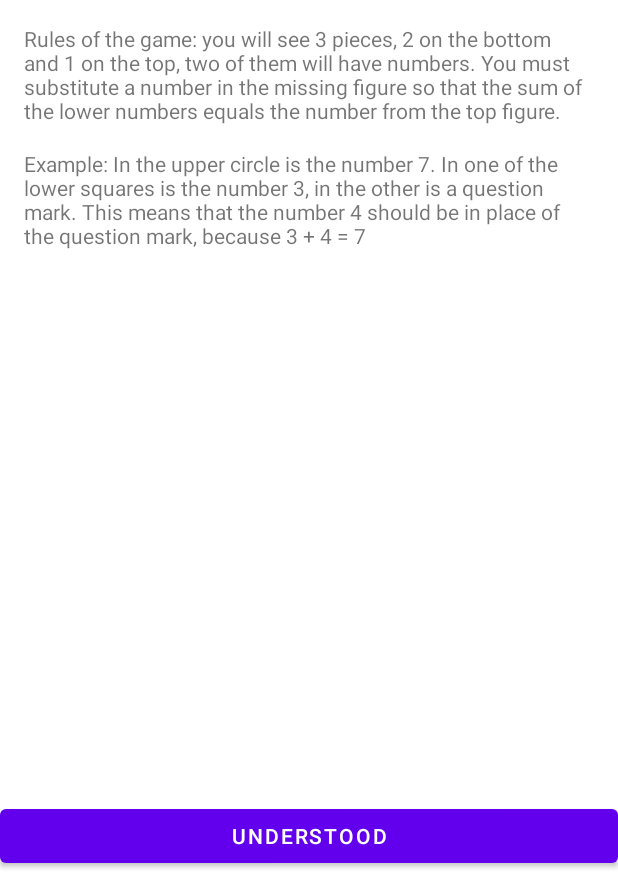
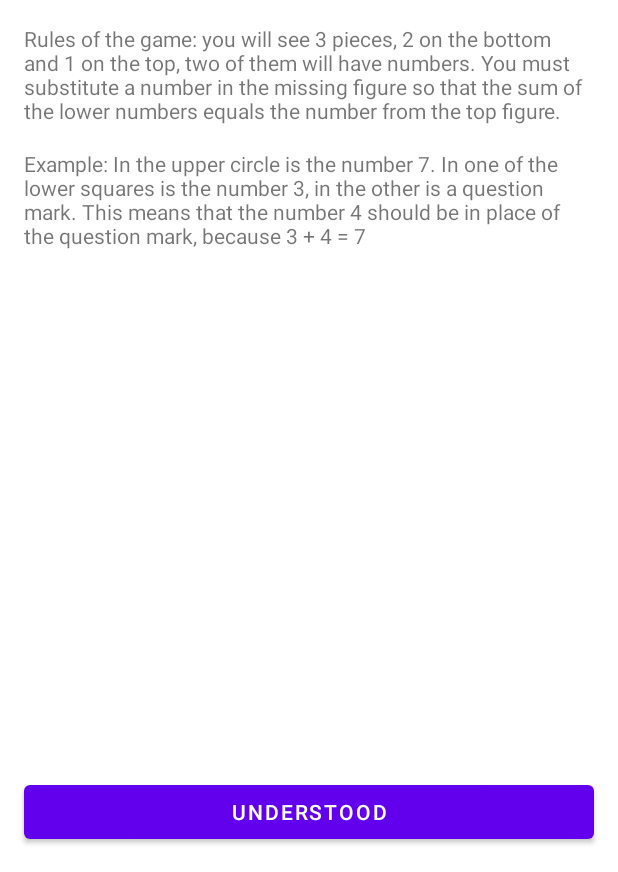
Before and after one commit to Msoloshich/Composition, an Android app: the layout fragment_welcome.xml on its own in the app's theme, with its tools: preview values and no code run, on a phone screen of 412 x 824 dp, the part 364-1236 px from its top. Run offline under Robolectric (Android 15) with nearby library versions, the phone set to English and light mode, and no system bars.

Commit message:
add basic navigation

```diff
--- a/app/build.gradle
+++ b/app/build.gradle
@@ -4,7 +4,7 @@ plugins {
 }
 
 android {
-    compileSdk 32
+    compileSdk 33
 
     defaultConfig {
         applicationId "com.example.composition"
--- a/app/src/main/java/com/example/composition/domain/entity/GameResult.kt
+++ b/app/src/main/java/com/example/composition/domain/entity/GameResult.kt
@@ -1,8 +1,10 @@
 package com.example.composition.domain.entity
+
+import java.io.Serializable
 
 class GameResult(
     val winner: Boolean,
     val countOfRightAnswers: Int,
     val countOfQuestions: Int,
     val gameSettings: GameSettings
-)
+): Serializable
--- a/app/src/main/res/layout/activity_main.xml
+++ b/app/src/main/res/layout/activity_main.xml
@@ -1,6 +1,8 @@
 <?xml version="1.0" encoding="utf-8"?>
 <androidx.fragment.app.FragmentContainerView xmlns:android="http://schemas.android.com/apk/res/android"
+    android:id="@+id/main_container"
     xmlns:tools="http://schemas.android.com/tools"
     android:layout_width="match_parent"
     android:layout_height="match_parent"
+    android:name="com.example.composition.presentation.WelcomeFragment"
     tools:context=".presentation.MainActivity"/>
--- a/app/src/main/res/layout/fragment_choose_level.xml
+++ b/app/src/main/res/layout/fragment_choose_level.xml
@@ -34,13 +34,13 @@
         android:backgroundTint="@color/green"
         android:text="@string/choose_level_fragment_button_easy" />
     <Button
-        android:id="@+id/button_level_medium"
+        android:id="@+id/button_level_normal"
         android:layout_width="match_parent"
         android:layout_height="wrap_content"
         android:layout_marginStart="16sp"
         android:layout_marginEnd="16sp"
         android:backgroundTint="@color/yellow"
-        android:text="@string/choose_level_fragment_button_medium"
+        android:text="@string/choose_level_fragment_button_normal"
         />
     <Button
         android:id="@+id/button_level_hard"
--- a/app/src/main/res/layout/fragment_game_finished.xml
+++ b/app/src/main/res/layout/fragment_game_finished.xml
@@ -73,6 +73,7 @@
         app:layout_constraintEnd_toEndOf="parent"
         app:layout_constraintBottom_toBottomOf="parent"
         android:text="@string/game_finished_fragment_again"
+        android:layout_margin="16sp"
         />
 
 </androidx.constraintlayout.widget.ConstraintLayout>
--- a/app/src/main/res/layout/fragment_welcome.xml
+++ b/app/src/main/res/layout/fragment_welcome.xml
@@ -1,68 +1,67 @@
 <?xml version="1.0" encoding="utf-8"?>
 <ScrollView xmlns:android="http://schemas.android.com/apk/res/android"
+    xmlns:app="http://schemas.android.com/apk/res-auto"
     xmlns:tools="http://schemas.android.com/tools"
     android:layout_width="match_parent"
     android:layout_height="match_parent"
-    xmlns:app="http://schemas.android.com/apk/res-auto"
-    tools:context=".presentation.WelcomeFragment"
     android:fillViewport="true"
-    >
+    tools:context=".presentation.WelcomeFragment">
 
     <androidx.constraintlayout.widget.ConstraintLayout
         android:layout_width="match_parent"
-        android:layout_height="wrap_content"
-        >
+        android:layout_height="wrap_content">
+
         <ImageView
             android:id="@+id/iv_logo"
             android:layout_width="wrap_content"
             android:layout_height="150dp"
+            android:layout_marginTop="40dp"
+            android:contentDescription="Start logo"
+            android:src="@drawable/ic_brain"
+            app:layout_constraintEnd_toEndOf="parent"
             app:layout_constraintStart_toStartOf="parent"
-            app:layout_constraintEnd_toEndOf="parent"
-            app:layout_constraintTop_toTopOf="parent"
-            android:contentDescription="Start logo"
-            android:layout_marginTop="40dp"
-            android:src="@drawable/ic_brain"
-            />
+            app:layout_constraintTop_toTopOf="parent" />
 
         <TextView
             android:id="@+id/tv_title"
             android:layout_width="match_parent"
             android:layout_height="wrap_content"
+            android:layout_margin="20dp"
             android:text="@string/welcome_fragment_title"
-            app:layout_constraintTop_toBottomOf="@id/iv_logo"
+            android:textSize="24sp"
+            app:layout_constraintEnd_toEndOf="parent"
             app:layout_constraintStart_toStartOf="parent"
-            app:layout_constraintEnd_toEndOf="parent"
-            android:layout_margin="20dp"
-            android:textSize="24sp"
-            />
+            app:layout_constraintTop_toBottomOf="@id/iv_logo" />
 
         <TextView
             android:id="@+id/tv_rules"
             android:layout_width="match_parent"
             android:layout_height="wrap_content"
+            android:layout_margin="16dp"
             android:text="@string/welcome_fragment_rules"
-            app:layout_constraintTop_toBottomOf="@id/tv_title"
+            app:layout_constraintEnd_toEndOf="parent"
             app:layout_constraintStart_toStartOf="parent"
-            app:layout_constraintEnd_toEndOf="parent"
-            android:layout_margin="16dp"
-            />
+            app:layout_constraintTop_toBottomOf="@id/tv_title" />
 
         <TextView
             android:id="@+id/tv_example"
             android:layout_width="match_parent"
             android:layout_height="wrap_content"
+            android:layout_margin="16dp"
             android:text="@string/welcome_fragment_example"
-            app:layout_constraintTop_toBottomOf="@id/tv_rules"
+            app:layout_constraintEnd_toEndOf="parent"
             app:layout_constraintStart_toStartOf="parent"
-            app:layout_constraintEnd_toEndOf="parent"
-            android:layout_margin="16dp"
-            />
+            app:layout_constraintTop_toBottomOf="@id/tv_rules" />
+
         <Button
             android:id="@+id/button_understood"
             android:layout_width="match_parent"
             android:layout_height="wrap_content"
             android:text="@string/welcome_fragment_button"
             app:layout_constraintBottom_toBottomOf="parent"
+            app:layout_constraintEnd_toEndOf="parent"
+            app:layout_constraintStart_toStartOf="parent"
+            android:layout_margin="16sp"
             />
 
 
--- a/app/src/main/res/values/strings.xml
+++ b/app/src/main/res/values/strings.xml
@@ -8,7 +8,7 @@
     <string name="choose_level_fragment_title">Choose level:</string>
     <string name="choose_level_fragment_button_test">Test</string>
     <string name="choose_level_fragment_button_easy">Easy</string>
-    <string name="choose_level_fragment_button_medium">Medium</string>
+    <string name="choose_level_fragment_button_normal">Normal</string>
     <string name="choose_level_fragment_button_hard">Hard</string>
     <string name="game_fragment_timer_default">00:00</string>
     <string name="question_mark">\?</string>
```
Also changed, not shown: app/src/main/java/com/example/composition/presentation/ChooseLevelFragment.kt (+35 -0 lines), app/src/main/java/com/example/composition/presentation/GameFinishedFragment.kt (+46 -2 lines), app/src/main/java/com/example/composition/presentation/GameFragment.kt (+42 -1 lines), app/src/main/java/com/example/composition/presentation/WelcomeFragment.kt (+16 -0 lines).
